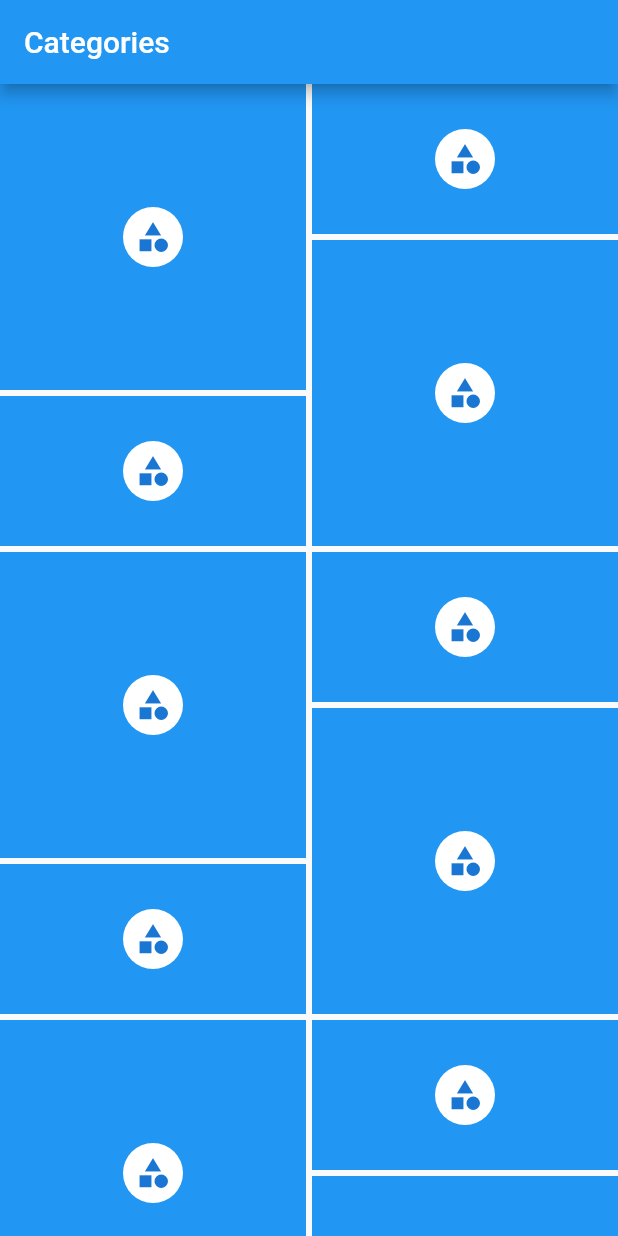
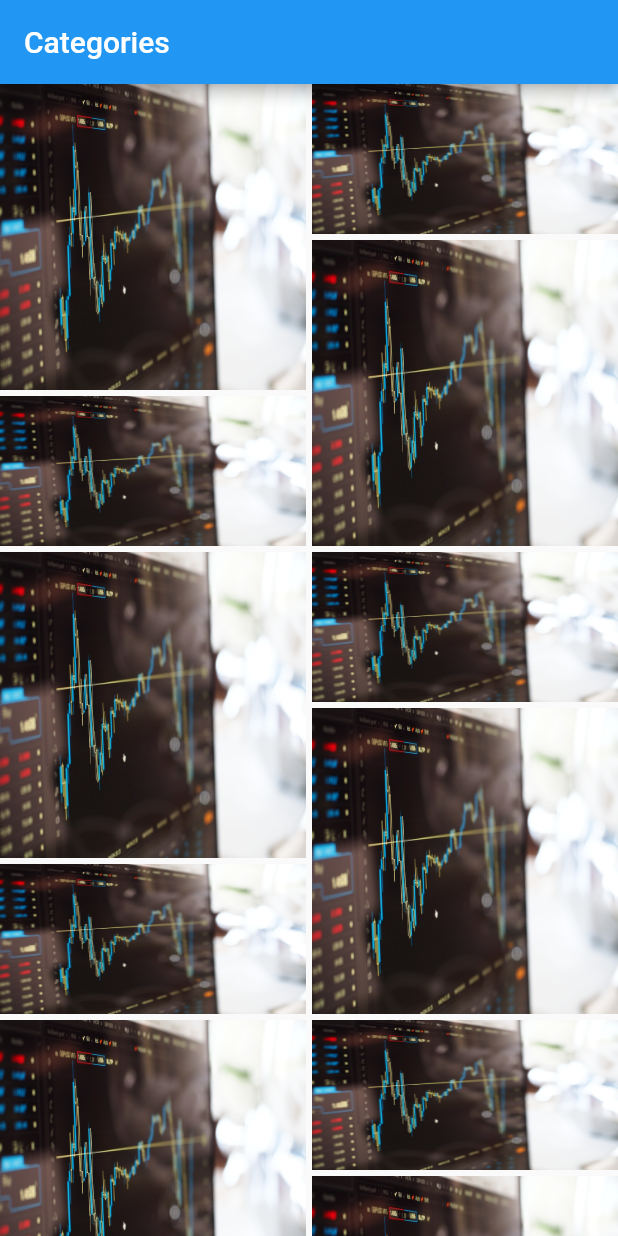
Before and after one commit to AgentTango/flutter-reference, a Flutter app: the screen it shows after launch, on a phone screen of 412 x 824 dp. Run offline on Flutter 3.47's test engine with Material 2 defaults, Android fonts, the phone set to English and light mode, and no system bars; missing offline and left inert: flute_music_player.

```diff
--- a/windows_style_layout/lib/main.dart
+++ b/windows_style_layout/lib/main.dart
@@ -20,13 +20,13 @@ class _MyAppState extends State<MyApp> {
             crossAxisCount: 4,
             itemCount: 20,
             itemBuilder: (BuildContext context, int index) => new Container(
-                color: Colors.blue,
-                child: new Center(
-                  child: new CircleAvatar(
-                    backgroundColor: Colors.white,
-                    child: new Icon(Icons.category),
+                  color: Colors.blue,
+                  child: new Image.asset(
+                    'images/business.jpg',
+                    fit: BoxFit.fill,
+                    colorBlendMode: BlendMode.colorDodge,
                   ),
-                )),
+                ),
             staggeredTileBuilder: (int index) =>
                 new StaggeredTile.count(2, index.isEven ? 2 : 1),
             mainAxisSpacing: 4.0,
```
Also changed, not shown: windows_style_layout/pubspec.yaml (+7 -3 lines).
